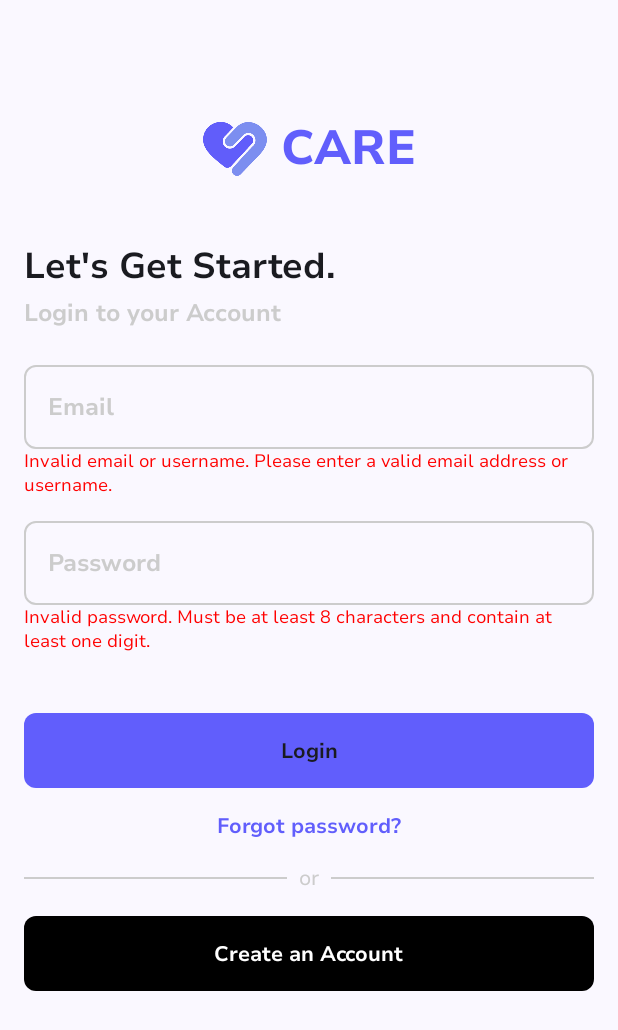
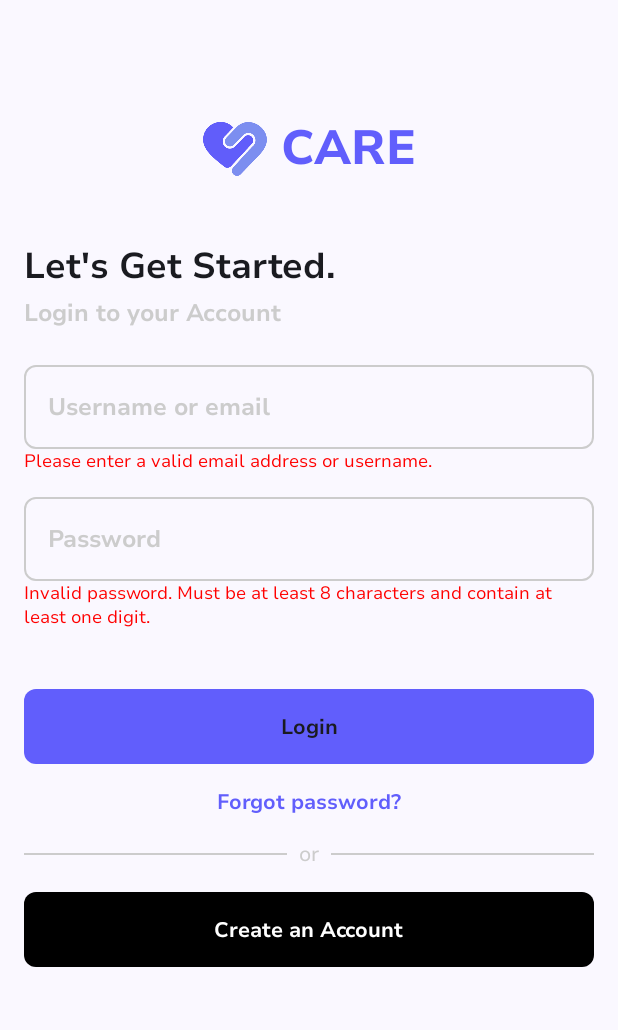
Before and after one commit to Divarizky/child-autism-detection-app, an Android app built with Jetpack Compose: the LoginScreen screen opened through its navigation route, after a tap on "Login", on a phone screen of 412 x 824 dp. Shown: the top 1030 px of the screen. Run offline under Robolectric (Android 15) with nearby library versions, the phone set to English and light mode, and no system bars; our stand-ins replace livedata-compose.

Commit message:
Add new configuration on LoginScreen and LoginViewModel, users can log in with Email or Username.

```diff
--- a/app/src/main/java/com/application/divarizky/autismdetection/view/screens/LoginScreen.kt
+++ b/app/src/main/java/com/application/divarizky/autismdetection/view/screens/LoginScreen.kt
@@ -3,7 +3,6 @@ package com.application.divarizky.autismdetection.view.screens
 import androidx.compose.foundation.ScrollState
 import androidx.compose.foundation.clickable
 import androidx.compose.foundation.isSystemInDarkTheme
-import androidx.compose.foundation.layout.Arrangement
 import androidx.compose.foundation.layout.Box
 import androidx.compose.foundation.layout.Column
 import androidx.compose.foundation.layout.Row
@@ -12,7 +11,6 @@ import androidx.compose.foundation.layout.fillMaxSize
 import androidx.compose.foundation.layout.fillMaxWidth
 import androidx.compose.foundation.layout.height
 import androidx.compose.foundation.layout.padding
-import androidx.compose.foundation.layout.width
 import androidx.compose.foundation.rememberScrollState
 import androidx.compose.foundation.text.KeyboardOptions
 import androidx.compose.foundation.verticalScroll
@@ -84,7 +82,7 @@ fun LoginScreen(
         }
 
     } else {
-        val email by viewModel.email.observeAsState("")
+        val emailOrUsername by viewModel.emailOrUsername.observeAsState("")
         val password by viewModel.password.observeAsState("")
         val errorMessages by viewModel.errorMessages.observeAsState(emptyMap())
         val loginSuccess by viewModel.loginSuccess.observeAsState(false)
@@ -109,8 +107,8 @@ fun LoginScreen(
         } else {
             // Login screen content
             LoginScreenContent(
-                email = email,
-                onEmailChange = { viewModel.onEmailChange(it) },
+                emailOrUsername = emailOrUsername,
+                onEmailOrUsernameChange = { viewModel.onEmailOrUsernameChange(it) },
                 password = password,
                 onPasswordChange = { viewModel.onPasswordChange(it) },
                 errorMessages = errorMessages,
@@ -133,8 +131,8 @@ fun LoginScreen(
 
 @Composable
 fun LoginSection(
-    email: String,
-    onEmailChange: (String) -> Unit,
+    emailOrUsername: String,
+    onEmailOrUsernameChange: (String) -> Unit,
     password: String,
     onPasswordChange: (String) -> Unit,
     errorMessages: Map<LoginViewModel.Field, String?>,
@@ -162,14 +160,14 @@ fun LoginSection(
 
         Spacer(modifier = Modifier.height(paddings))
 
-        // Email TextField
+        // Email or Username TextField
         CustomTextField(
-            value = email,
-            onValueChange = onEmailChange,
-            label = "Email",
-            keyboardOptions = KeyboardOptions(keyboardType = KeyboardType.Email)
+            value = emailOrUsername,
+            onValueChange = onEmailOrUsernameChange,
+            label = stringResource(R.string.email_and_username_hint),
+            keyboardOptions = KeyboardOptions(keyboardType = KeyboardType.Text)
         )
-        errorMessages[LoginViewModel.Field.EMAIL]?.let { error ->
+        errorMessages[LoginViewModel.Field.EMAIL_OR_USERNAME]?.let { error ->
             Text(text = error, color = Red, style = smallTextStyle)
         }
 
@@ -179,7 +177,7 @@ fun LoginSection(
         CustomTextField(
             value = password,
             onValueChange = onPasswordChange,
-            label = "Password",
+            label = stringResource(R.string.password_hint),
             isPassword = true,
             keyboardOptions = KeyboardOptions(keyboardType = KeyboardType.Password)
         )
@@ -208,8 +206,8 @@ fun LoginSection(
 
 @Composable
 fun LoginScreenContent(
-    email: String,
-    onEmailChange: (String) -> Unit,
+    emailOrUsername: String,
+    onEmailOrUsernameChange: (String) -> Unit,
     password: String,
     onPasswordChange: (String) -> Unit,
     errorMessages: Map<LoginViewModel.Field, String?>,
@@ -244,7 +242,7 @@ fun LoginScreenContent(
                 AppLogo(
                     logoResourceId = R.drawable.ic_logo,
                     logoSize = 45.dp,
-                    text = "CARE",
+                    text = stringResource(R.string.app),
                     textStyle = appNameTextStyle,
                     textColor = MediumBlue,
                     spacing = 8.dp
@@ -254,8 +252,8 @@ fun LoginScreenContent(
 
                 // Bagian Login
                 LoginSection(
-                    email = email,
-                    onEmailChange = onEmailChange,
+                    emailOrUsername = emailOrUsername,
+                    onEmailOrUsernameChange = onEmailOrUsernameChange,
                     password = password,
                     onPasswordChange = onPasswordChange,
                     errorMessages = errorMessages,
@@ -265,7 +263,7 @@ fun LoginScreenContent(
                 // "Forgot Password?" link
                 Spacer(modifier = Modifier.height(16.dp))
                 Text(
-                    text = "Forgot password?",
+                    text = stringResource(R.string.forgot_password),
                     style = TextStyle(
                         fontSize = 14.sp,
                         fontFamily = NunitoSansFamily,
@@ -314,7 +312,7 @@ fun LoginScreenContent(
 
                 // "Create an Account" button
                 CustomButton(
-                    text = "Create an Account",
+                    text = stringResource(R.string.sign_up_button_text),
                     onClick = onSignUpClick,
                     buttonCornerRadius = buttonCornerRadius,
                     buttonHeight = buttonHeight,
--- a/app/src/main/java/com/application/divarizky/autismdetection/viewmodel/LoginViewModel.kt
+++ b/app/src/main/java/com/application/divarizky/autismdetection/viewmodel/LoginViewModel.kt
@@ -19,8 +19,8 @@ class LoginViewModel(
     private val validator: Validator
 ) : ViewModel() {
 
-    private val _email = MutableLiveData("")
-    val email: LiveData<String> = _email
+    private val _emailOrUsername = MutableLiveData("")
+    val emailOrUsername: LiveData<String> = _emailOrUsername
 
     private val _password = MutableLiveData("")
     val password: LiveData<String> = _password
@@ -32,7 +32,7 @@ class LoginViewModel(
     val isLoading: LiveData<Boolean> = _isLoading
 
     private val _loginSuccess = MutableLiveData<Boolean>()
-    val loginSuccess: LiveData<Boolean> = _loginSuccess
+    val loginSuccess: MutableLiveData<Boolean> = _loginSuccess
 
     private var isValidationAttempted = false
 
@@ -46,10 +46,10 @@ class LoginViewModel(
         _isLoading.value = isLoading
     }
 
-    enum class Field { EMAIL, PASSWORD }
+    enum class Field { EMAIL_OR_USERNAME, PASSWORD }
 
-    fun onEmailChange(newEmail: String) {
-        _email.value = newEmail
+    fun onEmailOrUsernameChange(newInput: String) {
+        _emailOrUsername.value = newInput
         if (isValidationAttempted) validateFields()
     }
 
@@ -61,8 +61,10 @@ class LoginViewModel(
     private fun validateFields(): Boolean {
         val errors = mutableMapOf<Field, String?>()
 
-        if (!validator.isValidEmail(_email.value.orEmpty())) {
-            errors[Field.EMAIL] = "Invalid email or username. Please enter a valid email address or username."
+        // Validasi apakah input adalah email atau username
+        val input = _emailOrUsername.value.orEmpty()
+        if (input.isEmpty() || (!validator.isValidEmail(input) && !validator.isValidUsername(input))) {
+            errors[Field.EMAIL_OR_USERNAME] = "Please enter a valid email address or username."
         }
 
         if (!validator.isValidPassword(_password.value.orEmpty())) {
@@ -83,14 +85,16 @@ class LoginViewModel(
         setLoading(true)
         viewModelScope.launch {
             try {
-                val isSuccess = userRepository.login(_email.value.orEmpty(), _password.value.orEmpty())
+                val isSuccess = userRepository.login(
+                    emailOrUsername = _emailOrUsername.value.orEmpty(),
+                    password = _password.value.orEmpty()
+                )
                 setLoading(false)
-                _loginSuccess.value = isSuccess ?: false
+                _loginSuccess.value = isSuccess
 
-                if (isSuccess == false) {
+                if (!isSuccess) {
                     handleLoginError(context, Exception("Invalid credentials or user not found"))
                 }
-
             } catch (e: Exception) {
                 setLoading(false)
                 handleLoginError(context, e)
@@ -99,7 +103,6 @@ class LoginViewModel(
         }
     }
 
-    // Fungsi untuk memeriksa status Login pengguna
     fun checkLoginStatus(): Boolean {
         setLoading(true)
         val isLoggedIn = userRepository.isLoggedIn()
```
Also changed, not shown: app/src/main/java/com/application/divarizky/autismdetection/data/local/UserDao.kt (+6 -1 lines), app/src/main/java/com/application/divarizky/autismdetection/data/repository/UserRepository.kt (+12 -6 lines), app/src/main/java/com/application/divarizky/autismdetection/view/screens/ForgotPasswordScreen.kt (+5 -5 lines), app/src/main/java/com/application/divarizky/autismdetection/view/screens/SignUpScreen.kt (+4 -4 lines), app/src/main/res/values/strings.xml (+21 -3 lines).
